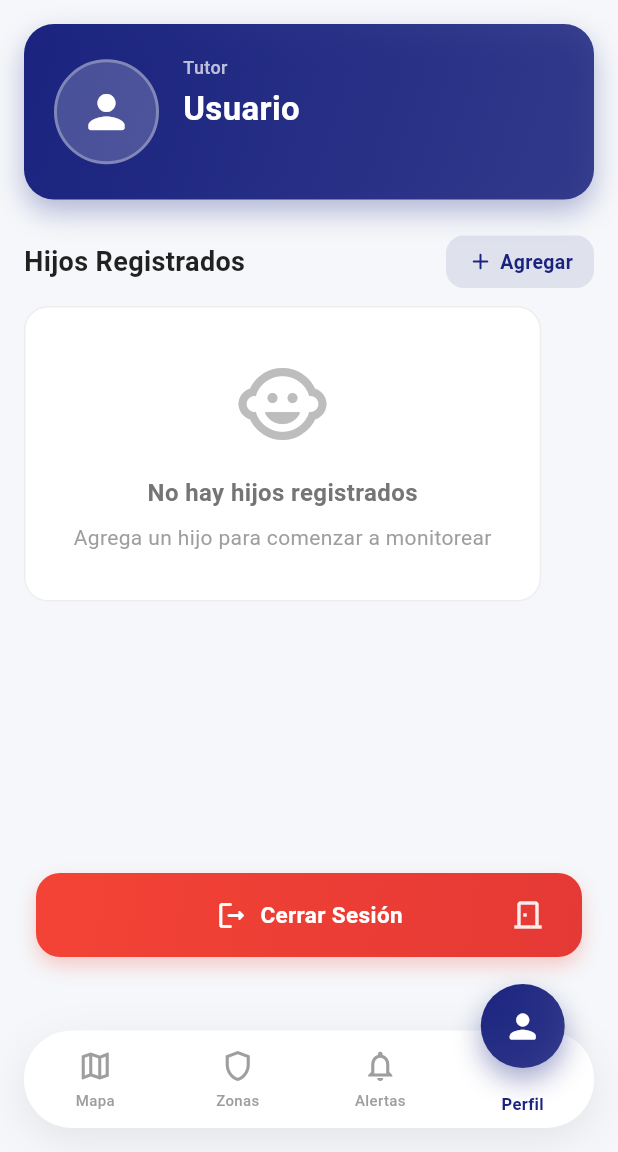
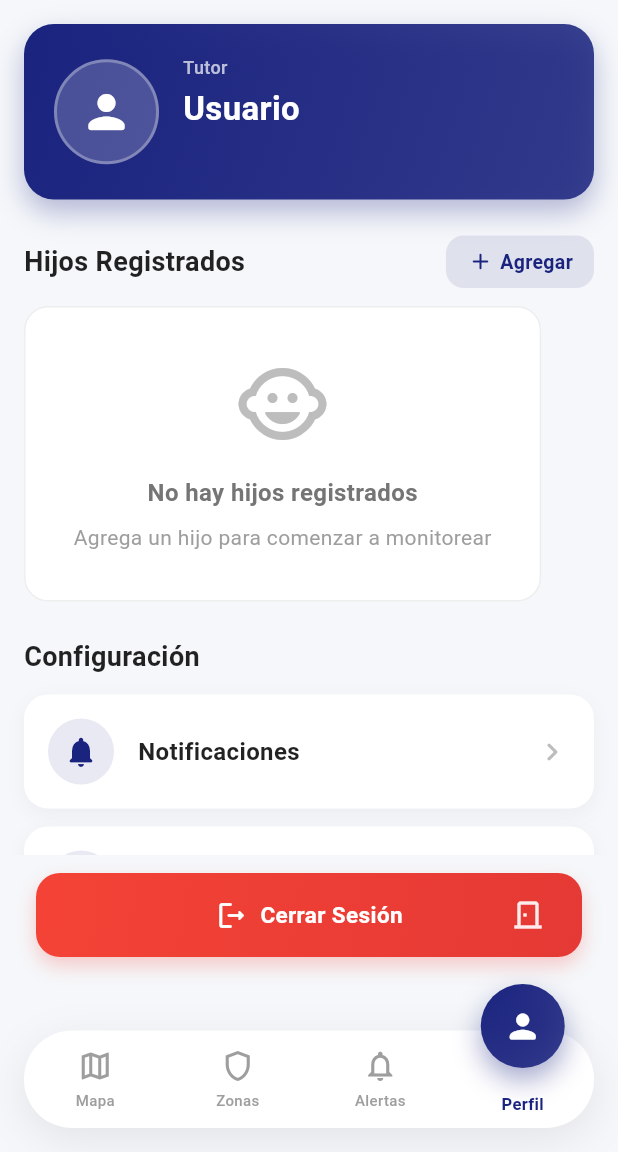
Before and after one commit to alison12y/orbita-sig, a Flutter app: the ProfileScreen screen opened by its route, on a phone screen of 412 x 824 dp, the part 84-1236 px from its top. Run offline on Flutter 3.47's test engine with Material 3 defaults, Android fonts, the phone set to English and light mode, and no system bars; our stand-ins replace audioplayers, battery_plus, connectivity_plus, device_info_plus, firebase_auth, firebase_core and 15 more; missing offline and left inert: flutter_background_service; accounts and stored records are empty.

Commit message:
feat(profile): add settings screens and child location

```diff
--- a/flutter_sig/lib/src/features/profile/presentation/profile_screen.dart
+++ b/flutter_sig/lib/src/features/profile/presentation/profile_screen.dart
@@ -175,6 +175,35 @@ class _ProfileScreenState extends ConsumerState<ProfileScreen> {
                     ),
                   ),
 
+                  const SizedBox(height: 24),
+                  const Text(
+                    'Configuración',
+                    style: TextStyle(
+                      fontSize: 18,
+                      fontWeight: FontWeight.bold,
+                      color: Colors.black87,
+                    ),
+                  ),
+                  const SizedBox(height: 12),
+                  _buildSettingsOption(
+                    context,
+                    title: 'Notificaciones',
+                    icon: Icons.notifications_rounded,
+                    onTap: () => context.push('/settings-notifications'),
+                  ),
+                  _buildSettingsOption(
+                    context,
+                    title: 'Privacidad',
+                    icon: Icons.privacy_tip_rounded,
+                    onTap: () => context.push('/settings-privacy'),
+                  ),
+                  _buildSettingsOption(
+                    context,
+                    title: 'Historial',
+                    icon: Icons.history_rounded,
+                    onTap: () => context.push('/settings-history'),
+                  ),
+
                   // Espacio extra para el botón flotante
                   const SizedBox(height: 100),
                 ],
@@ -323,6 +352,57 @@ class _ProfileScreenState extends ConsumerState<ProfileScreen> {
             onTap: () => context.push('/child-detail', extra: child),
           );
         },
+      ),
+    );
+  }
+
+  Widget _buildSettingsOption(BuildContext context, {required String title, required IconData icon, required VoidCallback onTap}) {
+    return Container(
+      margin: const EdgeInsets.only(bottom: 12),
+      decoration: BoxDecoration(
+        color: Colors.white,
+        borderRadius: BorderRadius.circular(16),
+        boxShadow: [
+          BoxShadow(
+            color: Colors.black.withOpacity(0.04),
+            blurRadius: 10,
+            offset: const Offset(0, 4),
+          ),
+        ],
+      ),
+      child: Material(
+        color: Colors.transparent,
+        child: InkWell(
+          onTap: onTap,
+          borderRadius: BorderRadius.circular(16),
+          child: Padding(
+            padding: const EdgeInsets.all(16),
+            child: Row(
+              children: [
+                Container(
+                  padding: const EdgeInsets.all(10),
+                  decoration: BoxDecoration(
+                    color: const Color(0xFF1A237E).withOpacity(0.1),
+                    shape: BoxShape.circle,
+                  ),
+                  child: Icon(icon, color: const Color(0xFF1A237E)),
+                ),
+                const SizedBox(width: 16),
+                Expanded(
+                  child: Text(
+                    title,
+                    style: const TextStyle(
+                      fontWeight: FontWeight.w600,
+                      fontSize: 16,
+                      color: Colors.black87,
+                    ),
+                  ),
+                ),
+                Icon(Icons.chevron_right_rounded, color: Colors.grey.shade400),
+              ],
+            ),
+          ),
+        ),
       ),
     );
   }
```
Also changed, not shown: flutter_sig/lib/src/app_router.dart (+15 -0 lines), flutter_sig/lib/src/features/profile/presentation/child_detail_screen.dart (+26 -0 lines), flutter_sig/lib/src/features/profile/presentation/settings_history_screen.dart (added, +63 -0 lines), flutter_sig/lib/src/features/profile/presentation/settings_notifications_screen.dart (added, +127 -0 lines), flutter_sig/lib/src/features/profile/presentation/settings_privacy_screen.dart (added, +155 -0 lines).
